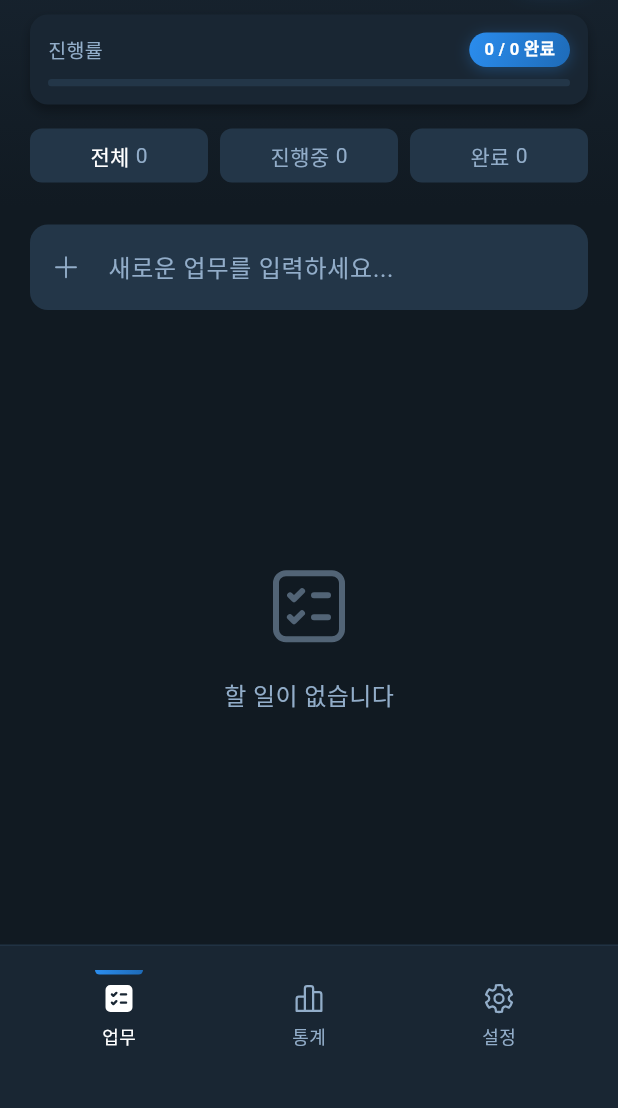
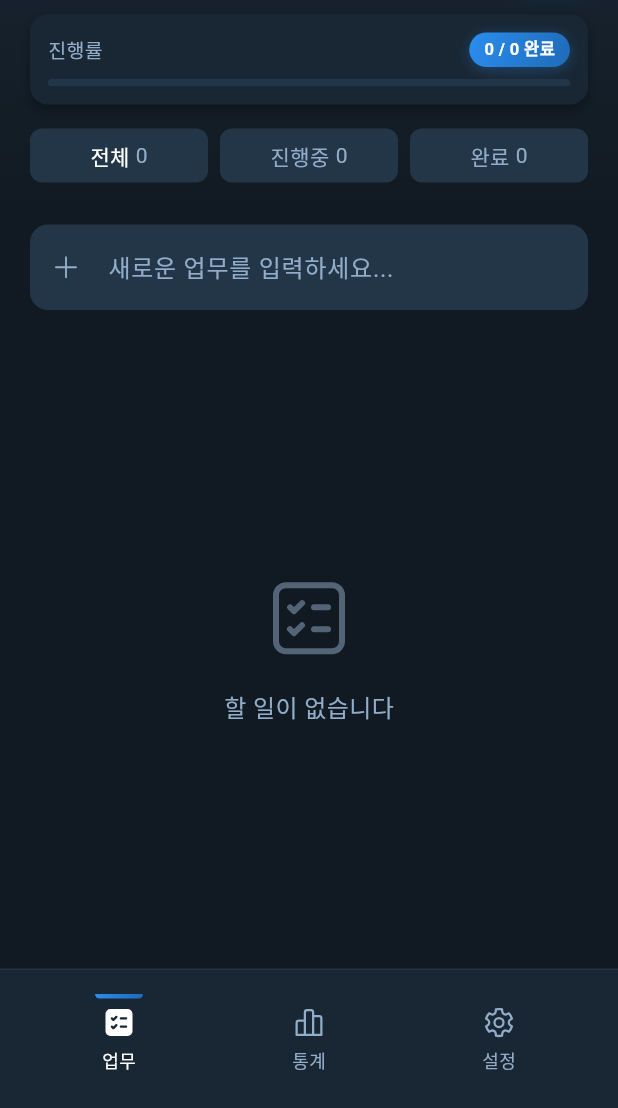
Before and after one commit to bluesky78060/flutter-todo, a Flutter app: the TodoListScreen screen opened by its route, on a phone screen of 412 x 824 dp, the part 128-1236 px from its top. Run offline on Flutter 3.47's test engine with Material 3 defaults, Android fonts, the phone set to English and light mode, and no system bars; our stand-ins replace drift, easy_localization, fluentui_system_icons, flutter_riverpod, fpdart, go_router and 3 more; accounts and stored records are empty; generated files the repository leaves out were written again.

Commit message:
style: Reduce bottom navigation padding for compact layout
- Decrease bottom padding from 12px to 8px
- Reduce bottom spacing from 20px to 8px
- Total height reduction of 16px for better screen utilization

🤖 Generated with [Claude Code](https://claude.com/claude-code)

Co-Authored-By: Claude <noreply@anthropic.com>

```diff
--- a/lib/presentation/screens/todo_list_screen.dart
+++ b/lib/presentation/screens/todo_list_screen.dart
@@ -309,7 +309,7 @@ class _TodoListScreenState extends ConsumerState<TodoListScreen> {
               child: Column(
                 children: [
                   Padding(
-                    padding: const EdgeInsets.fromLTRB(16, 8, 16, 12),
+                    padding: const EdgeInsets.fromLTRB(16, 8, 16, 8),
                     child: Row(
                       children: [
                         Expanded(
@@ -353,7 +353,7 @@ class _TodoListScreenState extends ConsumerState<TodoListScreen> {
                       ],
                     ),
                   ),
-                  const SizedBox(height: 20),
+                  const SizedBox(height: 8),
                 ],
               ),
             ),
```
